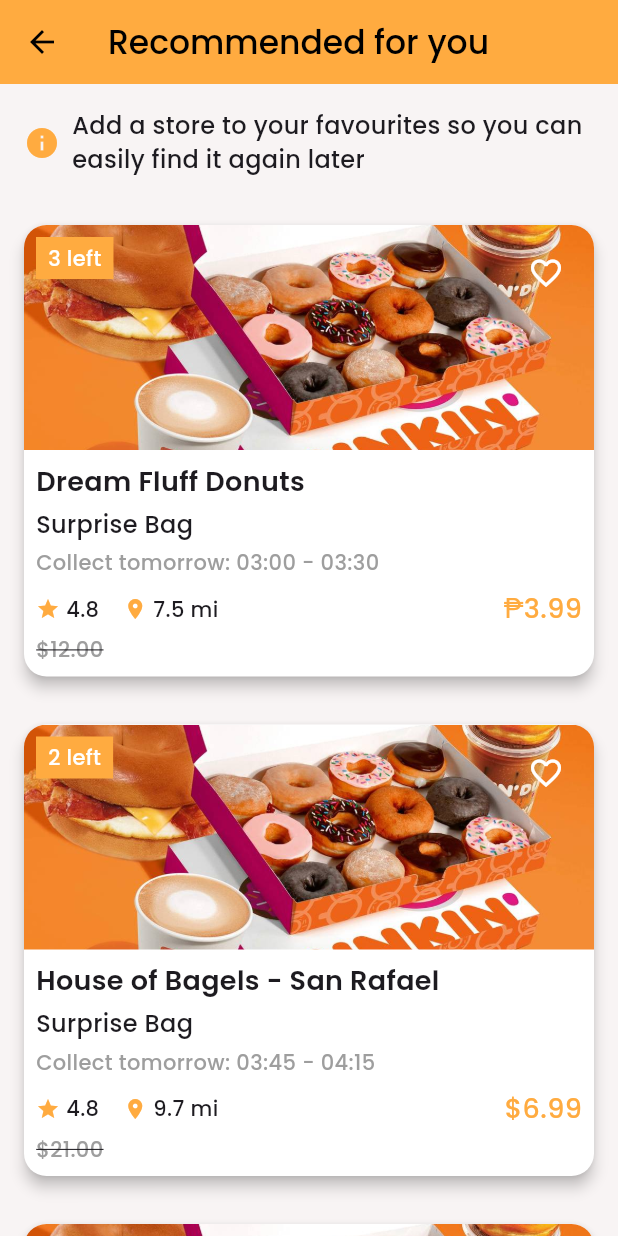
After one commit to LeeRovicFestijo/FinalProject_MobileApp, a Flutter app: the HomePage screen opened directly, after a tap on "See all", on a phone screen of 412 x 824 dp. The commit adds this screen. Run offline on Flutter 3.47's test engine with Material 3 defaults, Android fonts, the phone set to English and light mode, and no system bars; our stand-ins replace animated_splash_screen, font_awesome_flutter, page_transition.

Commit message:
Updated files

```diff
--- /dev/null
+++ b/lib/components/item_card.dart
@@ -0,0 +1,125 @@
+import 'package:flutter/material.dart';
+
+class ItemCard extends StatelessWidget {
+  final String imageUrl;
+  final String title;
+  final String time;
+  final String price;
+  final String oldPrice;
+  final String rating;
+  final String distance;
+  final String availableCount;
+
+  ItemCard({
+    required this.imageUrl,
+    required this.title,
+    required this.time,
+    required this.price,
+    required this.oldPrice,
+    required this.rating,
+    required this.distance,
+    required this.availableCount,
+  });
+
+  @override
+  Widget build(BuildContext context) {
+    return Card(
+      shape: RoundedRectangleBorder(
+          borderRadius: BorderRadius.circular(15),
+        ),
+      margin: EdgeInsets.all(16.0),
+      color: Colors.white,
+      elevation: 4,
+      child: Column(
+        crossAxisAlignment: CrossAxisAlignment.start,
+        children: [
+          Stack(
+            children: [
+              ClipRRect(
+                borderRadius: BorderRadius.only(topLeft: Radius.circular(15), topRight: Radius.circular(15)),
+                child: Image.asset(
+                  imageUrl,
+                  width: double.infinity,
+                  height: 150,
+                  fit: BoxFit.cover,
+                ),
+              ),
+              Positioned(
+                top: 8,
+                left: 8,
+                child: Container(
+                  padding: EdgeInsets.symmetric(horizontal: 8, vertical: 4),
+                  color: Colors.orangeAccent,
+                  child: Text(
+                    availableCount,
+                    style: TextStyle(color: Colors.white),
+                  ),
+                ),
+              ),
+              Positioned(
+                top: 8,
+                right: 8,
+                child: IconButton(
+                  icon: Icon(Icons.favorite_border, color: Colors.white),
+                  onPressed: () {},
+                ),
+              ),
+            ],
+          ),
+          Padding(
+            padding: const EdgeInsets.all(8.0),
+            child: Column(
+              crossAxisAlignment: CrossAxisAlignment.start,
+              children: [
+                Text(
+                  title,
+                  style: TextStyle(fontSize: 18, fontWeight: FontWeight.bold),
+                ),
+                SizedBox(height: 4),
+                Text(
+                  'Surprise Bag',
+                  style: TextStyle(fontSize: 16),
+                ),
+                SizedBox(height: 4),
+                Text(
+                  time,
+                  style: TextStyle(fontSize: 14, color: Colors.grey),
+                ),
+                SizedBox(height: 8),
+                Row(
+                  mainAxisAlignment: MainAxisAlignment.spaceBetween,
+                  children: [
+                    Row(
+                      children: [
+                        Icon(Icons.star, color: Colors.orangeAccent, size: 16),
+                        SizedBox(width: 4),
+                        Text(rating),
+                        SizedBox(width: 16),
+                        Icon(Icons.location_on, color: Colors.orangeAccent, size: 16),
+                        SizedBox(width: 4),
+                        Text(distance),
+                      ],
+                    ),
+                    Text(
+                      price,
+                      style: TextStyle(fontSize: 18, color: Colors.orangeAccent),
+                    ),
+                  ],
+                ),
+                SizedBox(height: 4),
+                Text(
+                  oldPrice,
+                  style: TextStyle(
+                    fontSize: 14,
+                    color: Colors.grey,
+                    decoration: TextDecoration.lineThrough,
+                  ),
+                ),
+              ],
+            ),
+          ),
+        ],
+      ),
+    );
+  }
+}
--- a/lib/components/selection.dart
+++ b/lib/components/selection.dart
@@ -1,6 +1,5 @@
 import 'package:flutter/material.dart';
 import 'package:font_awesome_flutter/font_awesome_flutter.dart';
-import 'package:flutter_application_1/components/logo.dart';
 
 class Selection extends StatelessWidget {
   final String text_title;
@@ -31,9 +30,6 @@
             children: [
               const SizedBox(height: 10),
               logo,
-              // Container(
-              //   child: logo,
-              // ),
               const SizedBox(height: 10,),
               Text(
                 text_title,
--- a/lib/pages/home_page.dart
+++ b/lib/pages/home_page.dart
@@ -1,7 +1,11 @@
+import 'package:flutter/cupertino.dart';
 import 'package:flutter/material.dart';
 import 'package:flutter/widgets.dart';
+import 'package:flutter_application_1/auth/login_sigin.dart';
 import 'package:flutter_application_1/pages/lowest_discount_page.dart';
 import 'package:flutter_application_1/pages/recommend_page.dart';
+import 'package:flutter_application_1/pages/see_all_page.dart';
+import 'package:flutter_application_1/pages/test_page.dart';
 import 'package:flutter_application_1/pages/top_pick_pages.dart';
 import 'package:font_awesome_flutter/font_awesome_flutter.dart';
 
@@ -20,9 +24,9 @@
         child: Container(
           color: Color.fromARGB(255, 248, 244, 244),
           padding: EdgeInsets.only(left: 20, right: 20, top: 60),
-          child: const Column(
+          child: Column(
             children: [
-              Row(
+              const Row(
                 children: [
                   Icon(FontAwesomeIcons.locationDot, color: Colors.orangeAccent,),
                   Text(
@@ -34,25 +38,31 @@
                   )
                 ]
               ),
-              SizedBox(height: 20,),
+              const SizedBox(height: 20,),
               Row(
                 children: [
-                  Text(
+                  const Text(
                     'Recommended for you',
                     style: TextStyle(
                       fontWeight: FontWeight.bold,
                       fontSize: 18,
                     ),
                   ),
-                  SizedBox(width: 75),
-                  Text(
+                  const Spacer(),
+                  GestureDetector(
+                    onTap: () {
+                      Navigator.push(
+                        context, MaterialPageRoute(builder: (context) => PizzaPage()));
+                    },
+                    child: const Text(
                       'See all ',
                       style: TextStyle(
                         fontSize: 18,
                         color: Colors.orangeAccent,
                       ),
                     ),
-                  Icon(FontAwesomeIcons.chevronRight, size: 15, color: Colors.orangeAccent,)
+                  ),
+                  const Icon(FontAwesomeIcons.chevronRight, size: 15, color: Colors.orangeAccent,)
                 ],
               ),
               SizedBox(height: 15,),
@@ -63,25 +73,31 @@
 
               Row(
                 children: [
-                  Text(
+                  const Text(
                     'Top picks',
                     style: TextStyle(
                       fontWeight: FontWeight.bold,
                       fontSize: 18,
                     ),
                   ),
-                  SizedBox(width: 200),
-                  Text(
+                  const Spacer(),
+                  GestureDetector(
+                    onTap: () {
+                      Navigator.push(
+                        context, MaterialPageRoute(builder: (context) => const LoginSigin()));
+                    },
+                    child: const Text(
                       'See all ',
                       style: TextStyle(
                         fontSize: 18,
                         color: Colors.orangeAccent,
                       ),
                     ),
-                  Icon(FontAwesomeIcons.chevronRight, size: 15, color: Colors.orangeAccent,)
+                  ),
+                  const Icon(FontAwesomeIcons.chevronRight, size: 15, color: Colors.orangeAccent,)
                 ],
               ),
-              SizedBox(height: 15,),
+              const SizedBox(height: 15,),
 
               TopPick(),
 
@@ -89,25 +105,31 @@
 
               Row(
                 children: [
-                  Text(
+                  const Text(
                     'Lowest discount',
                     style: TextStyle(
                       fontWeight: FontWeight.bold,
                       fontSize: 18,
                     ),
                   ),
-                  SizedBox(width: 137),
-                  Text(
+                  const Spacer(),
+                  GestureDetector(
+                    onTap: () {
+                      Navigator.push(
+                        context, MaterialPageRoute(builder: (context) => const LoginSigin()));
+                    },
+                    child: const Text(
                       'See all ',
                       style: TextStyle(
                         fontSize: 18,
                         color: Colors.orangeAccent,
                       ),
                     ),
-                  Icon(FontAwesomeIcons.chevronRight, size: 15, color: Colors.orangeAccent,)
+                  ),
+                  const Icon(FontAwesomeIcons.chevronRight, size: 15, color: Colors.orangeAccent,)
                 ],
               ),
-              SizedBox(height: 15,),
+              const SizedBox(height: 15,),
 
               LowestDiscount(),
             ],
--- a/lib/pages/lowest_discount_page.dart
+++ b/lib/pages/lowest_discount_page.dart
@@ -1,4 +1,5 @@
 import 'package:flutter/material.dart';
+import 'package:flutter_application_1/auth/login_sigin.dart';
 import 'package:font_awesome_flutter/font_awesome_flutter.dart';
 import 'package:flutter_application_1/components/logo.dart';
 
@@ -14,6 +15,11 @@
   Widget build(BuildContext context) {
     return SingleChildScrollView(
       scrollDirection: Axis.horizontal,
+      child: GestureDetector(
+        onTap: () {
+          Navigator.push(
+            context, MaterialPageRoute(builder: (context) => LoginSigin()));
+        },
         child: Row(
           children: [
             Container(
@@ -143,6 +149,7 @@
             )
           ],
         ),
+      ),
     );
   }
 }
--- a/lib/pages/profile_page.dart
+++ b/lib/pages/profile_page.dart
@@ -101,6 +101,7 @@
                     icon: Icons.logout,
                     title: 'Sign out',
                     onTap: () {
+                      Navigator.pop(context);
                       Navigator.push(
                         context,
                         MaterialPageRoute(
--- a/lib/pages/recommend_page.dart
+++ b/lib/pages/recommend_page.dart
@@ -1,6 +1,9 @@
 import 'package:flutter/material.dart';
+import 'package:flutter/widgets.dart';
+import 'package:flutter_application_1/auth/login_sigin.dart';
 import 'package:flutter_application_1/components/selection.dart';
 import 'package:flutter_application_1/components/logo.dart';
+import 'package:flutter_application_1/pages/item_list_page.dart';
 
 class RecommendPage extends StatefulWidget {
   const RecommendPage({super.key});
@@ -12,8 +15,13 @@
 class _RecommendPageState extends State<RecommendPage> {
   @override
   Widget build(BuildContext context) {
-    return const SingleChildScrollView(
+    return SingleChildScrollView(
       scrollDirection: Axis.horizontal,
+      child: GestureDetector(
+        onTap: () {
+          Navigator.push(
+            context, MaterialPageRoute(builder: (context) => ItemListPage()));
+        },
         child: Row(
           children: [
             Selection(
@@ -73,6 +81,7 @@
             ),
           ],
         ),
+      ),
     );
   }
 }
--- /dev/null
+++ b/lib/pages/test_page.dart
@@ -0,0 +1,81 @@
+import 'package:flutter/material.dart';
+import 'package:flutter_application_1/components/item_card.dart';
+
+class PizzaPage extends StatelessWidget {
+  const PizzaPage({super.key});
+
+  @override
+  Widget build(BuildContext context) {
+    return Scaffold(
+      appBar: AppBar(
+        backgroundColor: Colors.orangeAccent,
+        elevation: 0,
+        leading: IconButton(
+          icon: Icon(Icons.arrow_back, color: Colors.black),
+          onPressed: () {
+            Navigator.pop(context);
+          },
+        ),
+        title: const Text(
+          'Recommended for you',
+          style: TextStyle(color: Colors.black),
+        ),
+      ),
+      body: SingleChildScrollView(
+        child: Container(
+          color: Color.fromARGB(255, 248, 244, 244),
+          child: Column(
+            crossAxisAlignment: CrossAxisAlignment.start,
+            children: [
+              const Padding(
+                padding: EdgeInsets.all(16.0),
+                child: Row(
+                  children: [
+                    Icon(Icons.info, color: Colors.orangeAccent),
+                    SizedBox(width: 8),
+                    Expanded(
+                      child: Text(
+                        'Add a store to your favourites so you can easily find it again later',
+                        style: TextStyle(fontSize: 16),
+                      ),
+                    ),
+                  ],
+                ),
+              ),
+              ItemCard(
+                imageUrl: 'asset/dunkinbanner.jpeg',
+                title: 'Dream Fluff Donuts',
+                time: 'Collect tomorrow: 03:00 - 03:30',
+                price: '₱3.99',
+                oldPrice: '\$12.00',
+                rating: '4.8',
+                distance: '7.5 mi',
+                availableCount: '3 left',
+              ),
+              ItemCard(
+                imageUrl: 'asset/dunkinbanner.jpeg',
+                title: 'House of Bagels - San Rafael',
+                time: 'Collect tomorrow: 03:45 - 04:15',
+                price: '\$6.99',
+                oldPrice: '\$21.00',
+                rating: '4.8',
+                distance: '9.7 mi',
+                availableCount: '2 left',
+              ),
+              ItemCard(
+                imageUrl: 'asset/dunkinbanner.jpeg',
+                title: 'Mi Comedor - Ferry Plaza Farmers\' Market',
+                time: 'Collect tomorrow: 04:30 - 05:00',
+                price: '\$4.99',
+                oldPrice: '\$15.00',
+                rating: '4.6',
+                distance: '9.7 mi',
+                availableCount: '4 left',
+              ),
+            ],
+          ),
+        ),
+      ),
+    );
+  }
+}
--- a/lib/pages/top_pick_pages.dart
+++ b/lib/pages/top_pick_pages.dart
@@ -1,4 +1,5 @@
 import 'package:flutter/material.dart';
+import 'package:flutter_application_1/auth/login_sigin.dart';
 import 'package:font_awesome_flutter/font_awesome_flutter.dart';
 import 'package:flutter_application_1/components/logo.dart';
 
@@ -14,6 +15,11 @@
   Widget build(BuildContext context) {
     return SingleChildScrollView(
       scrollDirection: Axis.horizontal,
+      child: GestureDetector(
+        onTap: () {
+          Navigator.push(
+            context, MaterialPageRoute(builder: (context) => LoginSigin()));
+        },
         child: Row(
           children: [
             Container(
@@ -143,6 +149,7 @@
             ),
           ],
         ),
+      ),
 
     );
   }
```
Also changed, not shown: lib/components/item_list.dart (added, +170 -0 lines), lib/pages/item_list_page.dart (added, +50 -0 lines), lib/pages/login_page.dart (+25 -8 lines), lib/pages/see_all_page.dart (added, +68 -0 lines), lib/main.dart (line endings or trailing spaces). Lines whose indentation alone changed are shown as unchanged.
